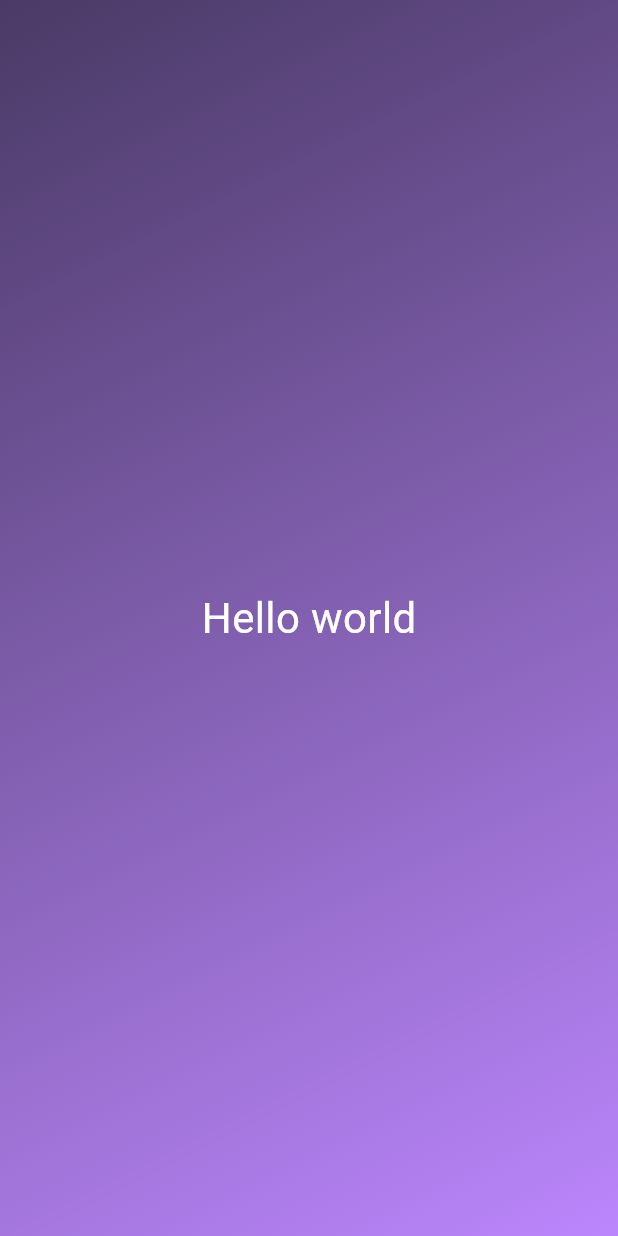
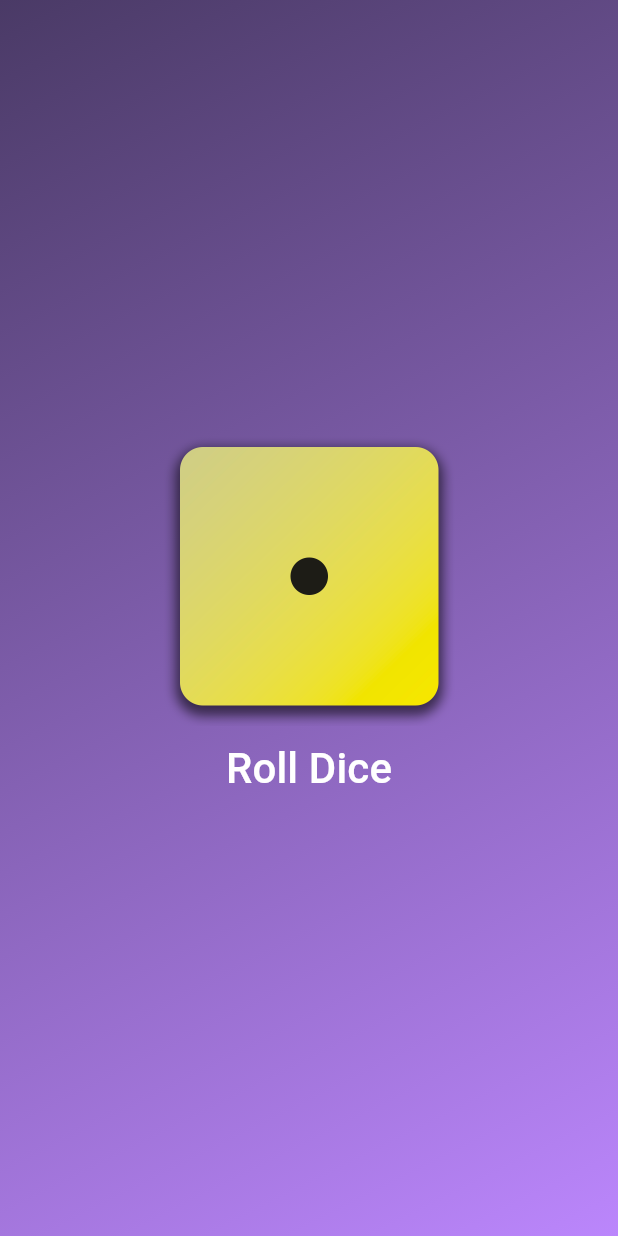
Before and after one commit to deepeshmi26/flutter-projects, a Flutter app: the screen it shows after launch, on a phone screen of 412 x 824 dp. Run offline on Flutter 3.47's test engine with Material 3 defaults, Android fonts, the phone set to English and light mode, and no system bars.

Commit message:
Added button and images

```diff
--- a/first_app/lib/gradient_container.dart
+++ b/first_app/lib/gradient_container.dart
@@ -2,22 +2,35 @@ import 'package:first_app/styled_text.dart';
 import 'package:flutter/material.dart';
 
 class GradientContainer extends StatelessWidget {
-  const GradientContainer({super.key});
+  const GradientContainer({required this.colors, super.key});
 
+  final List<Color> colors;
+  void onPressed() {
+    // print('Button pressed!');
+  }
   @override
   Widget build(context) {
     return Container(
-      decoration: const BoxDecoration(
+      decoration: BoxDecoration(
         gradient: LinearGradient(
-          colors: [
-            Color.fromARGB(255, 74, 58, 102),
-            Color.fromARGB(255, 187, 134, 252),
-          ],
+          colors: colors,
           begin: Alignment.topLeft,
           end: Alignment.bottomRight,
         ),
       ),
-      child: Center(child: StyledText()),
+      child: Center(
+        child: Column(
+          mainAxisSize: MainAxisSize.min,
+          children: [
+            Image.asset('assets/images/dice-1.png', width: 200, height: 200),
+            TextButton(
+              onPressed: onPressed,
+              style: TextButton.styleFrom(foregroundColor: Colors.white),
+              child: StyledText(text: 'Roll Dice'),
+            ),
+          ],
+        ),
+      ),
     );
   }
 }
--- a/first_app/lib/main.dart
+++ b/first_app/lib/main.dart
@@ -6,7 +6,12 @@ void main() {
     MaterialApp(
       home: Scaffold(
         backgroundColor: Color.fromARGB(255, 74, 58, 102),
-        body: GradientContainer(),
+        body: GradientContainer(
+          colors: [
+            Color.fromARGB(255, 74, 58, 102),
+            Color.fromARGB(255, 187, 134, 252),
+          ],
+        ),
       ),
     ),
   );
--- a/first_app/lib/styled_text.dart
+++ b/first_app/lib/styled_text.dart
@@ -1,13 +1,12 @@
 import 'package:flutter/material.dart';
 
 class StyledText extends StatelessWidget {
-  const StyledText({super.key});
+  const StyledText({required this.text, super.key});
+
+  final String text;
 
   @override
   Widget build(context) {
-    return Text(
-      'Hello world',
-      style: TextStyle(color: Colors.white, fontSize: 28),
-    );
+    return Text(text, style: TextStyle(color: Colors.white, fontSize: 28));
   }
 }
--- a/first_app/pubspec.yaml
+++ b/first_app/pubspec.yaml
@@ -58,7 +58,8 @@ flutter:
   uses-material-design: true
 
   # To add assets to your application, add an assets section, like this:
-  # assets:
+  assets:
+    - assets/images/
   #   - images/a_dot_burr.jpeg
   #   - images/a_dot_ham.jpeg
 
```
Also changed, not shown: first_app/assets/images/dice-1.png (added), first_app/assets/images/dice-2.png (added), first_app/assets/images/dice-3.png (added), first_app/assets/images/dice-4.png (added), first_app/assets/images/dice-5.png (added), first_app/assets/images/dice-6.png (added).
